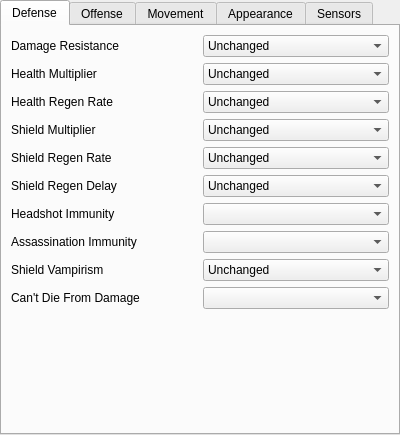
Above: native/src/ReachVariantTool/ui/main_window/page_player_traits.ui from DavidJCobb/ReachVariantEditor before the change. Below: the same form after it.
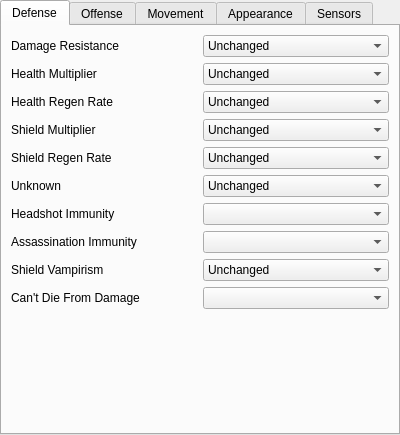
That is the form after the change. Custom widgets are drawn as their Qt base class.

The edit to the form file:
```diff
--- a/native/src/ReachVariantTool/ui/main_window/page_player_traits.ui
+++ b/native/src/ReachVariantTool/ui/main_window/page_player_traits.ui
@@ -105,7 +105,7 @@
        <item row="5" column="0">
         <widget class="QLabel" name="labelShieldRegenDelay">
          <property name="text">
-          <string>Shield Regen Delay</string>
+          <string>Unknown</string>
          </property>
          <property name="buddy">
           <cstring>fieldShieldRegenDelay</cstring>
```
